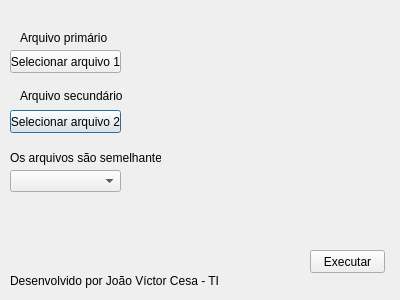
Qt form sheets.ui (Heartless-Caesar/Spreadsheet_comparison) before a commit.
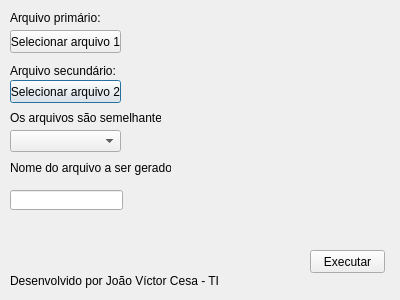
The same form after that commit.

```diff
--- a/sheets.ui
+++ b/sheets.ui
@@ -17,7 +17,7 @@
    <property name="geometry">
     <rect>
      <x>10</x>
-     <y>110</y>
+     <y>80</y>
      <width>111</width>
      <height>23</height>
     </rect>
@@ -30,7 +30,7 @@
    <property name="geometry">
     <rect>
      <x>10</x>
-     <y>50</y>
+     <y>30</y>
      <width>111</width>
      <height>23</height>
     </rect>
@@ -55,8 +55,8 @@
   <widget class="QLabel" name="label">
    <property name="geometry">
     <rect>
-     <x>150</x>
-     <y>50</y>
+     <x>160</x>
+     <y>30</y>
      <width>211</width>
      <height>21</height>
     </rect>
@@ -69,7 +69,7 @@
    <property name="geometry">
     <rect>
      <x>150</x>
-     <y>110</y>
+     <y>80</y>
      <width>231</width>
      <height>21</height>
     </rect>
@@ -82,7 +82,7 @@
    <property name="geometry">
     <rect>
      <x>10</x>
-     <y>170</y>
+     <y>130</y>
      <width>111</width>
      <height>22</height>
     </rect>
@@ -91,34 +91,34 @@
   <widget class="QLabel" name="label_3">
    <property name="geometry">
     <rect>
-     <x>20</x>
-     <y>30</y>
+     <x>10</x>
+     <y>10</y>
      <width>181</width>
      <height>16</height>
     </rect>
    </property>
    <property name="text">
-    <string>Arquivo primário</string>
+    <string>Arquivo primário:</string>
    </property>
   </widget>
   <widget class="QLabel" name="label_4">
    <property name="geometry">
     <rect>
-     <x>20</x>
-     <y>85</y>
+     <x>10</x>
+     <y>60</y>
      <width>181</width>
      <height>21</height>
     </rect>
    </property>
    <property name="text">
-    <string>Arquivo secundário</string>
+    <string>Arquivo secundário:</string>
    </property>
   </widget>
   <widget class="QLabel" name="label_5">
    <property name="geometry">
     <rect>
      <x>10</x>
-     <y>150</y>
+     <y>110</y>
      <width>151</width>
      <height>16</height>
     </rect>
@@ -140,6 +140,29 @@
     <string>Desenvolvido por João Víctor Cesa - TI</string>
    </property>
   </widget>
+  <widget class="QLineEdit" name="lineEdit">
+   <property name="geometry">
+    <rect>
+     <x>10</x>
+     <y>190</y>
+     <width>113</width>
+     <height>20</height>
+    </rect>
+   </property>
+  </widget>
+  <widget class="QLabel" name="label_7">
+   <property name="geometry">
+    <rect>
+     <x>10</x>
+     <y>160</y>
+     <width>161</width>
+     <height>16</height>
+    </rect>
+   </property>
+   <property name="text">
+    <string>Nome do arquivo a ser gerado:</string>
+   </property>
+  </widget>
  </widget>
  <resources/>
  <connections/>
```
